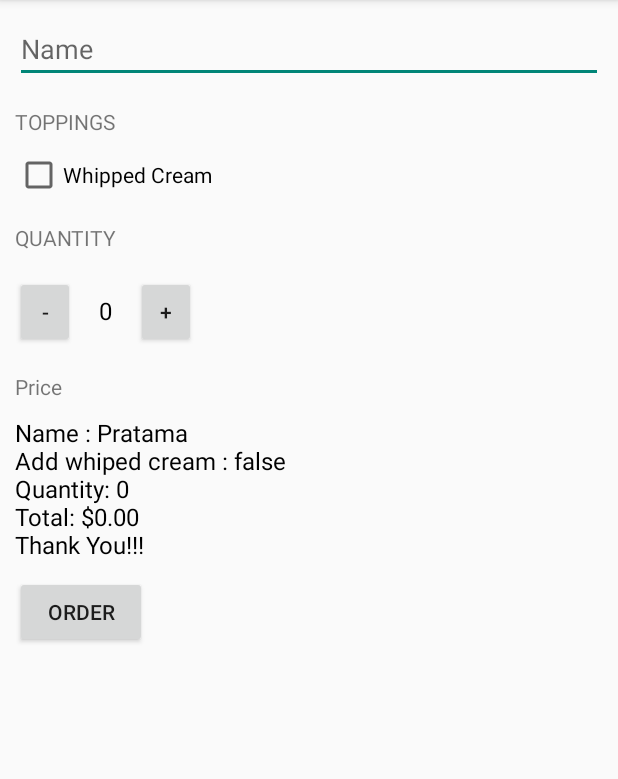
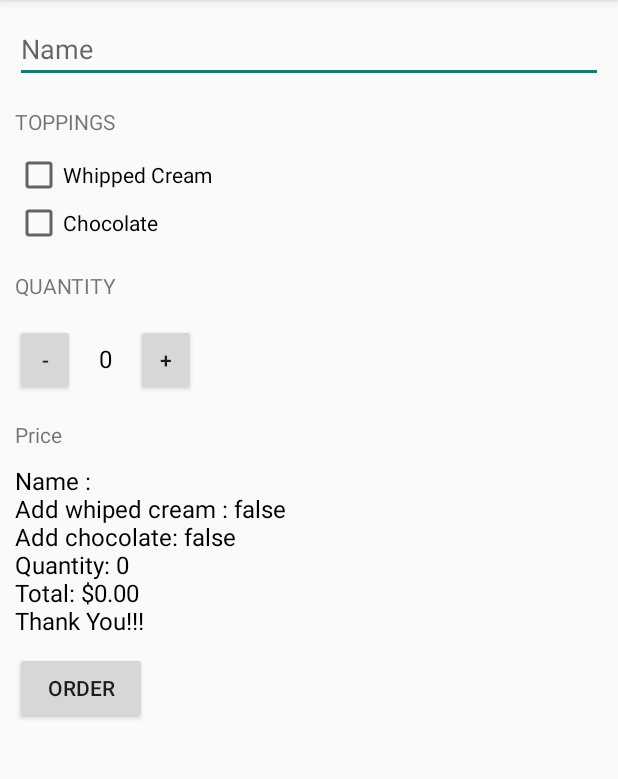
Before and after one commit to pratamawijaya/android-academy-jogja, an Android app: the screen it shows after launch (MainActivity), after a tap on "ORDER", on a phone screen of 412 x 824 dp, the part 84-863 px from its top. Run offline under Robolectric (Android 15) with nearby library versions, the phone set to English and light mode, and no system bars.

Commit message:
add conditional

```diff
--- a/batch3/JustJava/app/src/main/java/com/pratamawijaya/justjava/MainActivity.java
+++ b/batch3/JustJava/app/src/main/java/com/pratamawijaya/justjava/MainActivity.java
@@ -7,6 +7,7 @@ import android.view.MenuItem;
 import android.view.View;
 import android.widget.Button;
 import android.widget.CheckBox;
+import android.widget.EditText;
 import android.widget.TextView;
 import java.text.NumberFormat;
 
@@ -18,7 +19,8 @@ public class MainActivity extends AppCompatActivity implements View.OnClickListe
   private int total = 0;
   private Button btnTambah, btnKurang;
   private TextView txtPrice;
-  private CheckBox cbWhippedCream;
+  private CheckBox cbWhippedCream, cbChocolate;
+  private EditText inputNama;
 
   @Override protected void onCreate(Bundle savedInstanceState) {
     super.onCreate(savedInstanceState);
@@ -28,6 +30,8 @@ public class MainActivity extends AppCompatActivity implements View.OnClickListe
     cbWhippedCream = (CheckBox) findViewById(R.id.cbWhippedCream);
     btnKurang = (Button) findViewById(R.id.btnKurang);
     btnTambah = (Button) findViewById(R.id.btnTambah);
+    inputNama = (EditText) findViewById(R.id.inputNama);
+    cbChocolate = (CheckBox) findViewById(R.id.cbChocolate);
 
     btnKurang.setOnClickListener(this);
     btnTambah.setOnClickListener(this);
@@ -60,9 +64,17 @@ public class MainActivity extends AppCompatActivity implements View.OnClickListe
    */
   public void submitOrder(View v) {
     // do something
-    txtPrice.setText(String.format("Name : %s\nAdd whiped cream : %s\nQuantity: %d\nTotal: "
-            + NumberFormat.getCurrencyInstance().format(total) + "\nThank You!!!", "Pratama",
-        cbWhippedCream.isChecked(), quantity, total));
+    if (cbWhippedCream.isChecked()) {
+      total = total + 1;
+    }
+
+    if (cbChocolate.isChecked()) {
+      total = total + 1;
+    }
+    txtPrice.setText(String.format(
+        "Name : %s\nAdd whiped cream : %s\nAdd chocolate: %s\nQuantity: %d\nTotal: "
+            + NumberFormat.getCurrencyInstance().format(total) + "\nThank You!!!",
+        inputNama.getText(), cbWhippedCream.isChecked(), cbChocolate.isChecked(), quantity, total));
   }
 
   /**
--- a/batch3/JustJava/app/src/main/res/layout/activity_main.xml
+++ b/batch3/JustJava/app/src/main/res/layout/activity_main.xml
@@ -8,6 +8,7 @@
     >
 
   <EditText
+      android:id="@+id/inputNama"
       android:layout_marginBottom="16dp"
       android:hint="Name"
       android:layout_width="match_parent"
@@ -23,6 +24,13 @@
       android:layout_marginTop="10dp"
       android:layout_width="wrap_content"
       android:text="Whipped Cream"
+      android:layout_height="wrap_content"
+      />
+
+  <CheckBox
+      android:id="@+id/cbChocolate"
+      android:layout_width="wrap_content"
+      android:text="Chocolate"
       android:layout_height="wrap_content"
       />
 
```
